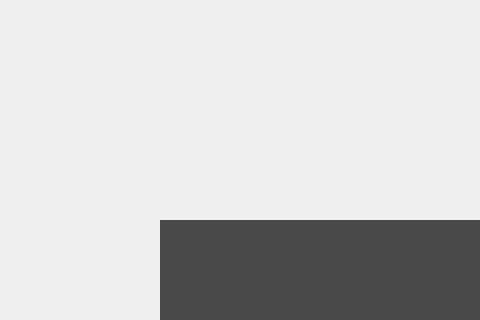
DisonGo/s21_3DViewer, file src/qt_app/UI/mainwindow.ui: the form before one commit; both pictures show x 800 to 1280 and y 400 to 720 of the 1280 by 720 pixel window.
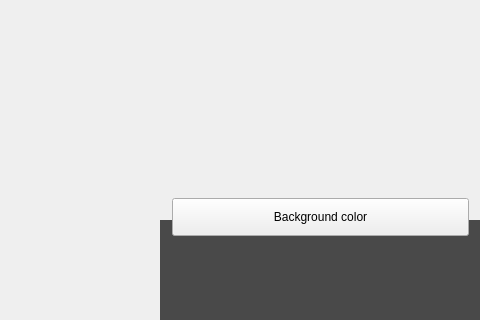
The form after the commit. Custom widgets are drawn as their Qt base class.

Commit message: 3DViewer_2_0_. Settings autosave. Back color ui.

The edit to the form file:
```diff
--- a/src/qt_app/UI/mainwindow.ui
+++ b/src/qt_app/UI/mainwindow.ui
@@ -54,9 +54,9 @@
     <property name="geometry">
      <rect>
       <x>0</x>
-      <y>-1</y>
+      <y>0</y>
       <width>1281</width>
-      <height>721</height>
+      <height>720</height>
      </rect>
     </property>
     <layout class="QGridLayout" name="mainBackLayout">
@@ -125,6 +125,25 @@
      </property>
     </layout>
    </widget>
+   <widget class="QPushButton" name="background_color_b">
+    <property name="geometry">
+     <rect>
+      <x>972</x>
+      <y>598</y>
+      <width>297</width>
+      <height>38</height>
+     </rect>
+    </property>
+    <property name="sizePolicy">
+     <sizepolicy hsizetype="Minimum" vsizetype="MinimumExpanding">
+      <horstretch>0</horstretch>
+      <verstretch>0</verstretch>
+     </sizepolicy>
+    </property>
+    <property name="text">
+     <string>Background color</string>
+    </property>
+   </widget>
   </widget>
  </widget>
  <customwidgets>
```
The commit also changes 10 other files.
